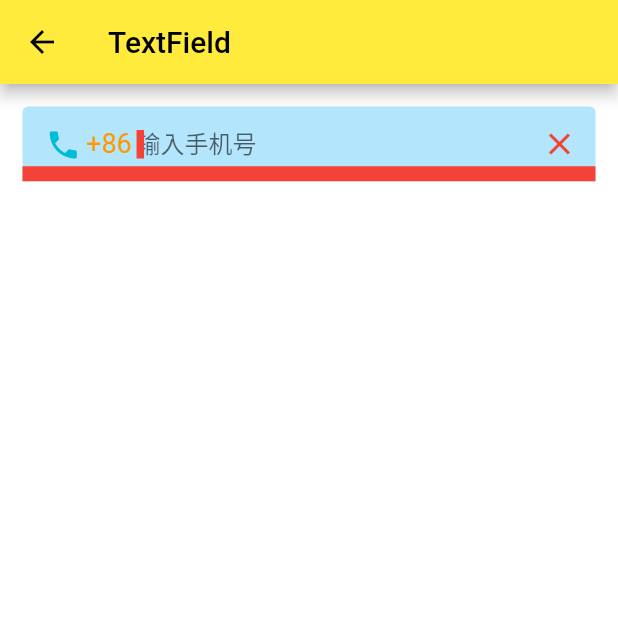
After one commit to zone1026/flutterExample, a Flutter app: the YZTextFieldWidget screen opened directly, on a phone screen of 412 x 824 dp, the top half of it. The commit adds this screen. Run offline on Flutter 3.47's test engine with Material 2 defaults, Android fonts, the phone set to English and light mode, and no system bars; our stand-ins replace get, transparent_image.

Commit message:
<feature> textfield&checkbox

```diff
--- /dev/null
+++ b/lib/textField.dart
@@ -0,0 +1,135 @@
+// ignore_for_file: avoid_print
+
+import 'package:flutter/material.dart';
+
+/// TextField 是 flutter 输入框组件，组件功能强大
+class YZTextFieldWidget extends StatefulWidget {
+  const YZTextFieldWidget({Key? key}) : super(key: key);
+  @override
+  YZTextFieldWidgetState createState() => YZTextFieldWidgetState();
+}
+
+class YZTextFieldWidgetState extends State<YZTextFieldWidget> {
+  @override
+  void initState() {
+    super.initState();
+  }
+
+  @override
+  Widget build(BuildContext context) {
+    return Scaffold(
+      backgroundColor: Colors.white,
+      appBar: AppBar(
+        title: const Text("TextField"),
+      ),
+      body: SafeArea(
+        child: _listView(),
+      ),
+    );
+  }
+
+  ListView _listView() {
+    return ListView(
+      padding: const EdgeInsets.all(15.0),
+      keyboardDismissBehavior: ScrollViewKeyboardDismissBehavior.onDrag,
+      children: [_textField()],
+    );
+  }
+
+  TextField _textField() {
+    return TextField(
+      // 控制器，可以控制 textField 的输入内容，也可以监听 textField 改变
+      controller: _controller(),
+      // textField 装饰
+      decoration: _normalDecoration(),
+      // 输入框完成按钮的样式
+      textInputAction: TextInputAction.search,
+      // 键盘样式
+      keyboardType: TextInputType.text,
+      // 是否自动聚焦
+      autofocus: true,
+      // 设置加密
+      obscureText: true,
+      // 加密后的字符样式。
+      obscuringCharacter: '*',
+      // 光标宽度，默认为 2.0
+      cursorWidth: 5.0,
+      // 光标颜色
+      cursorColor: Colors.red,
+      // 自动填充
+      // autofillHints: Iterable.castFrom(source),
+      // 点击输入框
+      onTap: () {
+        print('点击输入框');
+      },
+      // 每次输入框文字改变，均会执行
+      onChanged: (value) {
+        print('输入框内的文本：$value');
+      },
+      // 点击完成按钮
+      onSubmitted: (value) {
+        print('点击完成按钮：$value');
+      },
+      // 输入完成，提交按钮点击后会先执行这里
+      onEditingComplete: () {
+        print('输入完成');
+      },
+    );
+  }
+
+  TextEditingController _controller() {
+    TextEditingController textController = TextEditingController(text: '');
+    textController.addListener(() {
+      // print(textController.text);
+    });
+    return textController;
+  }
+
+  InputDecoration _normalDecoration() {
+    return InputDecoration(
+      // 是否填充
+      filled: true,
+      // 填充色
+      fillColor: Colors.lightBlue.shade100,
+      // icon: Icon(Icons.abc),
+      // 修改下划线颜色，没有焦点时它会起作用
+      enabledBorder: const UnderlineInputBorder(
+        borderSide: BorderSide(
+            color: Colors.orange, width: 1.0, style: BorderStyle.solid),
+      ),
+      // 修改下划线颜色，有焦点时它会起作用
+      focusedBorder: const UnderlineInputBorder(
+        borderSide: BorderSide(
+            color: Colors.red, width: 10.0, style: BorderStyle.solid),
+      ),
+      prefix: SizedBox(
+        width: 64.0,
+        // height: 36.0,
+        child: Row(
+          mainAxisAlignment: MainAxisAlignment.spaceEvenly,
+          crossAxisAlignment: CrossAxisAlignment.start,
+          children: const [
+            Icon(
+              Icons.phone,
+              color: Colors.cyan,
+            ),
+            Text(
+              '+86',
+              style: TextStyle(
+                color: Colors.orange,
+                fontSize: 18.0,
+              ),
+            )
+          ],
+        ),
+      ),
+      // 占位文本，位于输入框光标后，输入内容为空时展示
+      hintText: '输入手机号',
+      // 尾部图标，位于输入框内部最右侧
+      suffixIcon: const Icon(
+        Icons.clear,
+        color: Colors.red,
+      ),
+    );
+  }
+}
```
Also changed, not shown: lib/checkBox.dart (added, +109 -0 lines), lib/focusNode.dart (added, +94 -0 lines), lib/inputDecoration.dart (added, +97 -0 lines), lib/routeManager.dart (+16 -0 lines).
